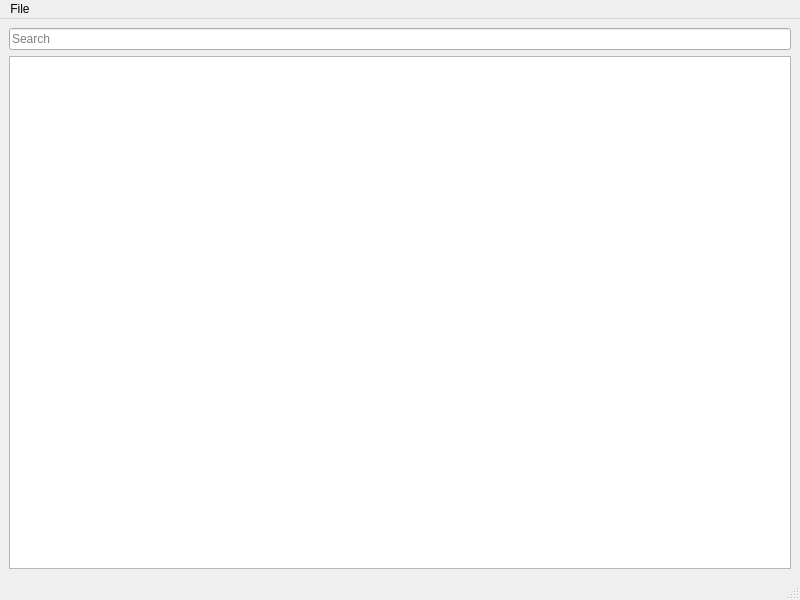
Qt form MainWindow.ui (radams15/DinnerPlanner) before a commit.
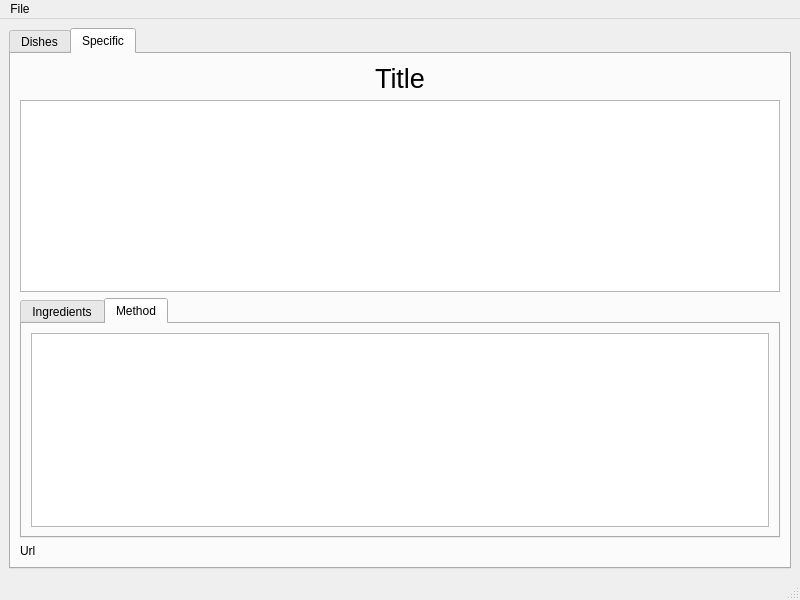
The same form after that commit.

Patch:
```diff
--- a/MainWindow.ui
+++ b/MainWindow.ui
@@ -18,6 +18,16 @@
     <item>
      <layout class="QVBoxLayout" name="verticalLayout">
       <item>
+       <widget class="QTabWidget" name="tabWidget">
+        <property name="currentIndex">
+         <number>1</number>
+        </property>
+        <widget class="QWidget" name="tab">
+         <attribute name="title">
+          <string>Dishes</string>
+         </attribute>
+         <layout class="QVBoxLayout" name="verticalLayout_3">
+          <item>
        <widget class="QLineEdit" name="searchBox">
         <property name="placeholderText">
          <string>Search</string>
@@ -29,6 +39,75 @@
         <property name="enabled">
          <bool>true</bool>
         </property>
+           </widget>
+          </item>
+         </layout>
+        </widget>
+        <widget class="QWidget" name="tab_2">
+         <attribute name="title">
+          <string>Specific</string>
+         </attribute>
+         <layout class="QVBoxLayout" name="verticalLayout_4">
+          <item>
+           <widget class="QLabel" name="nameLabel">
+            <property name="font">
+             <font>
+              <pointsize>20</pointsize>
+             </font>
+            </property>
+            <property name="text">
+             <string>Title</string>
+            </property>
+            <property name="alignment">
+             <set>Qt::AlignCenter</set>
+            </property>
+           </widget>
+          </item>
+          <item>
+           <widget class="QGraphicsView" name="imageView"/>
+          </item>
+          <item>
+           <widget class="QTabWidget" name="dishTabs">
+            <property name="currentIndex">
+             <number>1</number>
+            </property>
+            <widget class="QWidget" name="tab_3">
+             <property name="cursor">
+              <cursorShape>ArrowCursor</cursorShape>
+             </property>
+             <attribute name="title">
+              <string>Ingredients</string>
+             </attribute>
+             <layout class="QVBoxLayout" name="verticalLayout_6">
+              <item>
+               <widget class="QListWidget" name="ingredientsList"/>
+              </item>
+             </layout>
+            </widget>
+            <widget class="QWidget" name="tab_4">
+             <attribute name="title">
+              <string>Method</string>
+             </attribute>
+             <layout class="QVBoxLayout" name="verticalLayout_5">
+              <item>
+               <widget class="QListWidget" name="methodList"/>
+              </item>
+             </layout>
+            </widget>
+           </widget>
+          </item>
+          <item>
+           <widget class="QLabel" name="urlLabel">
+            <property name="text">
+             <string>Url</string>
+            </property>
+            <property name="openExternalLinks">
+             <bool>true</bool>
+            </property>
+           </widget>
+          </item>
+         </layout>
+        </widget>
        </widget>
       </item>
      </layout>
```
Lines whose indentation alone changed are shown as unchanged.
